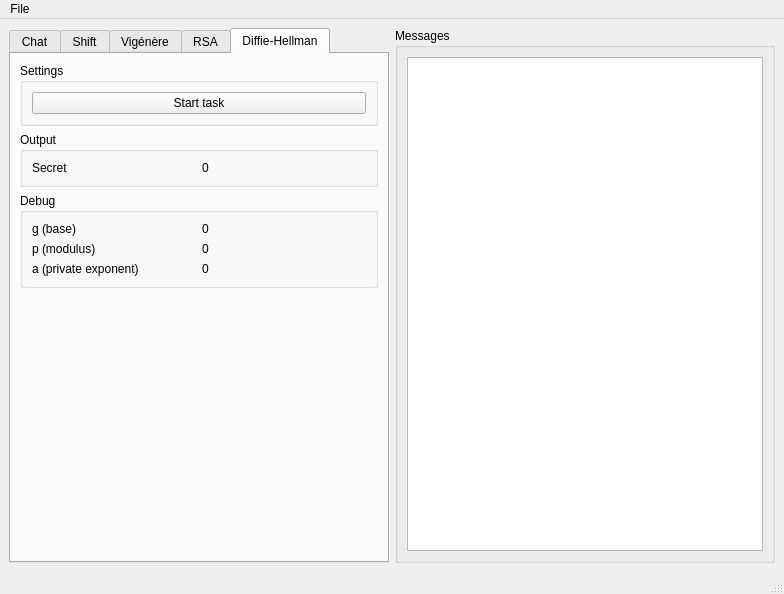
This is res/main.ui in LordBaryhobal/CryptoChat as Qt 5 draws it before an edit. The edited form follows.
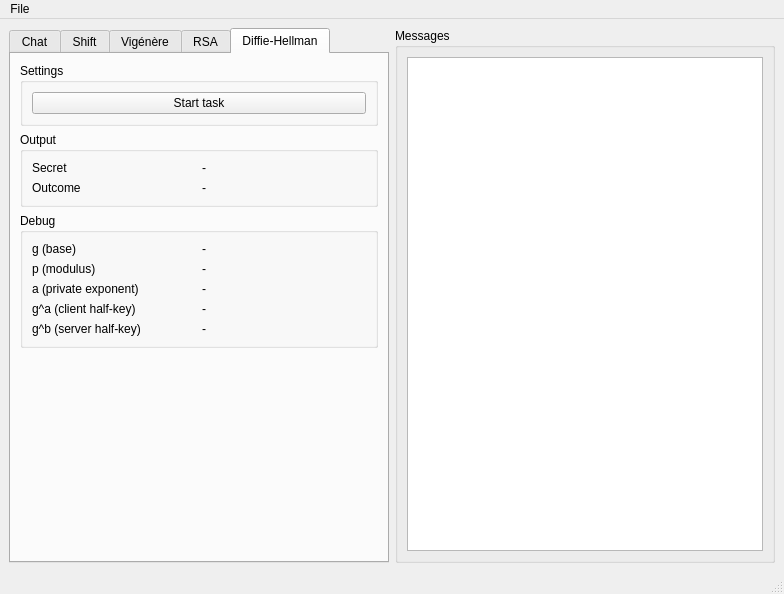
This is the edited form. The open tabs and pages were chosen to show the change.

Commit message: implemented Diffie-Hellman in GUI

What changed in the file:
```diff
--- a/res/main.ui
+++ b/res/main.ui
@@ -604,7 +604,25 @@
              <item>
               <widget class="QLabel" name="difHelDebugSecret">
                <property name="text">
-                <string>0</string>
+                <string>-</string>
+               </property>
+              </widget>
+             </item>
+            </layout>
+           </item>
+           <item>
+            <layout class="QHBoxLayout" name="horizontalLayout_27">
+             <item>
+              <widget class="QLabel" name="label_4">
+               <property name="text">
+                <string>Outcome</string>
+               </property>
+              </widget>
+             </item>
+             <item>
+              <widget class="QLabel" name="difHelDebugSuccess">
+               <property name="text">
+                <string>-</string>
                </property>
               </widget>
              </item>
@@ -631,7 +649,7 @@
              <item>
               <widget class="QLabel" name="difHelG">
                <property name="text">
-                <string>0</string>
+                <string>-</string>
                </property>
               </widget>
              </item>
@@ -649,7 +667,7 @@
              <item>
               <widget class="QLabel" name="difHelP">
                <property name="text">
-                <string>0</string>
+                <string>-</string>
                </property>
               </widget>
              </item>
@@ -667,7 +685,43 @@
              <item>
               <widget class="QLabel" name="difHelA">
                <property name="text">
-                <string>0</string>
+                <string>-</string>
+               </property>
+              </widget>
+             </item>
+            </layout>
+           </item>
+           <item>
+            <layout class="QHBoxLayout" name="horizontalLayout_28">
+             <item>
+              <widget class="QLabel" name="label_8">
+               <property name="text">
+                <string>g^a (client half-key)</string>
+               </property>
+              </widget>
+             </item>
+             <item>
+              <widget class="QLabel" name="difHelGA">
+               <property name="text">
+                <string>-</string>
+               </property>
+              </widget>
+             </item>
+            </layout>
+           </item>
+           <item>
+            <layout class="QHBoxLayout" name="horizontalLayout_29">
+             <item>
+              <widget class="QLabel" name="label_12">
+               <property name="text">
+                <string>g^b (server half-key)</string>
+               </property>
+              </widget>
+             </item>
+             <item>
+              <widget class="QLabel" name="difHelGB">
+               <property name="text">
+                <string>-</string>
                </property>
               </widget>
              </item>
@@ -681,6 +735,9 @@
           <property name="orientation">
            <enum>Qt::Vertical</enum>
           </property>
+          <property name="sizeType">
+           <enum>QSizePolicy::Expanding</enum>
+          </property>
           <property name="sizeHint" stdset="0">
            <size>
             <width>20</width>
```
The commit also changes 3 other files.
